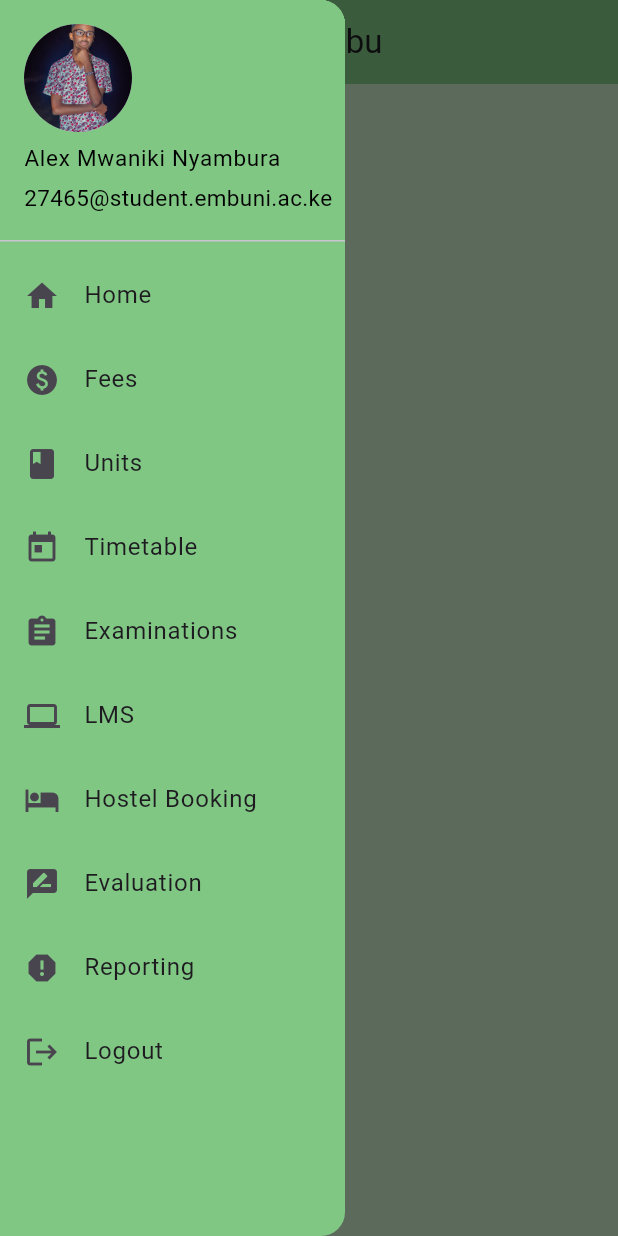
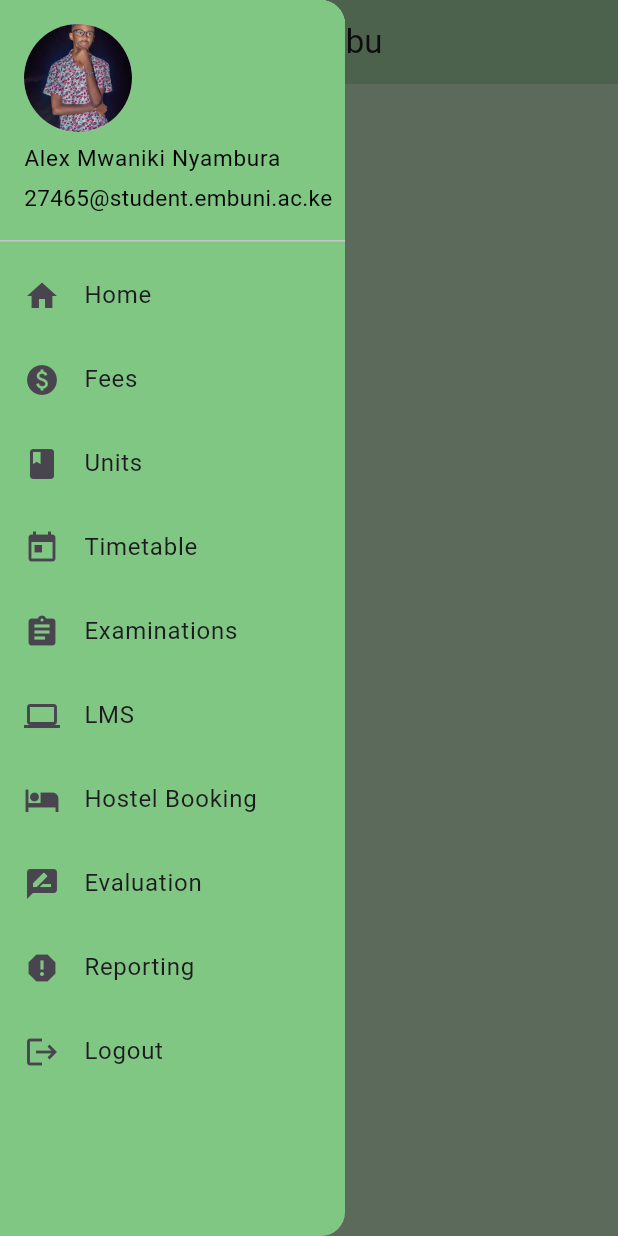
Before and after one commit to lxmwaniky/university_of_embu, a Flutter app: the HomePage screen opened directly, with the side drawer open, on a phone screen of 412 x 824 dp. Run offline on Flutter 3.47's test engine with Material 3 defaults, Android fonts, the phone set to English and light mode, and no system bars.

Commit message:
Update app colors and navigation

```diff
--- a/lib/homepage.dart
+++ b/lib/homepage.dart
@@ -11,7 +11,7 @@ class HomePage extends StatelessWidget {
     return Scaffold(
       backgroundColor: Colors.green[100],
       appBar: AppBar(
-        backgroundColor: Colors.green[300],
+        backgroundColor: Colors.green[200],
         title: const Text(
           'University of Embu',
           style: TextStyle(),
--- a/lib/loginpage.dart
+++ b/lib/loginpage.dart
@@ -72,7 +72,7 @@ class LoginPage extends StatelessWidget {
             ),
             TextButton(
               onPressed: () {
-                Navigator.pushReplacement(
+                Navigator.push(
                   context, MaterialPageRoute(
                     builder: (context) => const ForgotPassword(),
                     ),
@@ -81,7 +81,7 @@ class LoginPage extends StatelessWidget {
               child: const Text('Forgot password?'),
             ),
             TextButton(onPressed: () {
-              Navigator.pushReplacement(
+              Navigator.push(
                 context, MaterialPageRoute(
                   builder: (context) => const SignUp(),
                   ),
```
